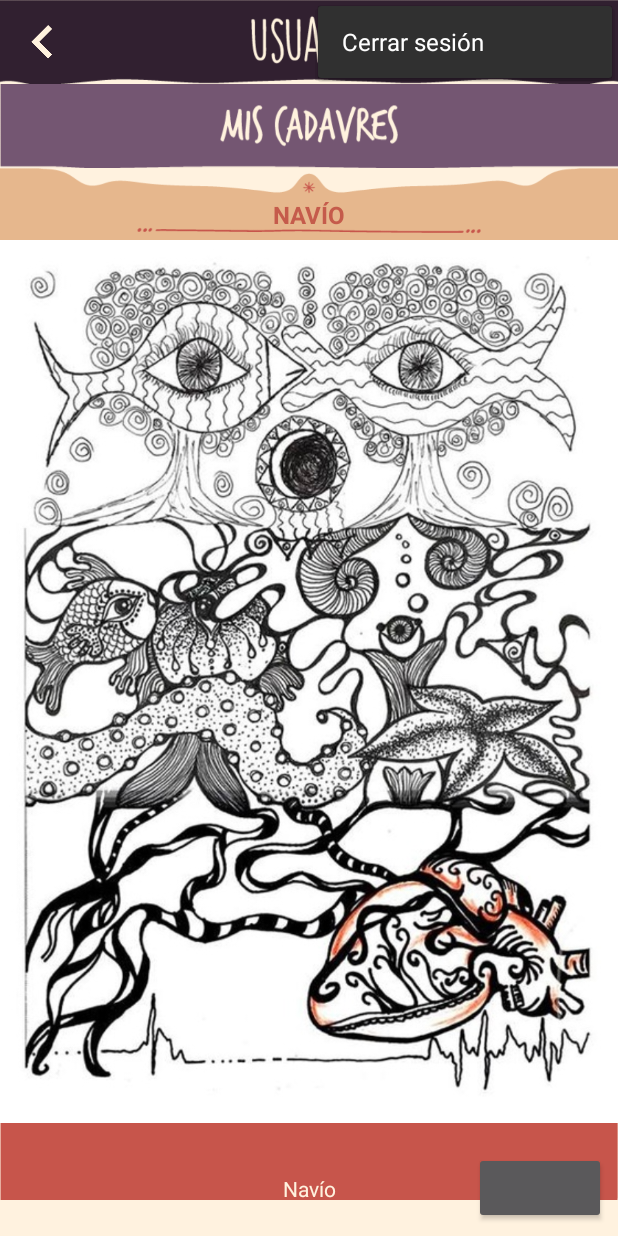
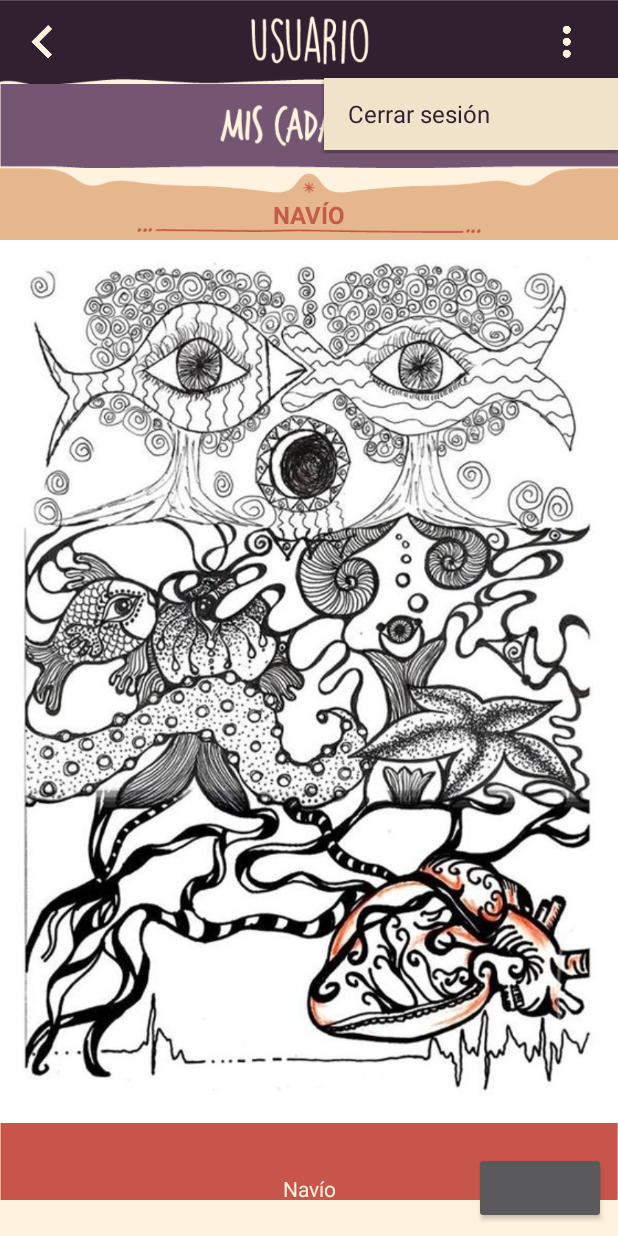
Before and after one commit to DOssaA/AppCadav, an Android app: the UsuarioActivity screen opened directly, with no data from a screen before it, with the options menu open, on a phone screen of 412 x 824 dp. Run offline under Robolectric (Android 15) with nearby library versions, the phone set to English and light mode, and no system bars; plain views replace ActionButton.

Commit message:
personalizacion del action overflow y los items

```diff
--- /dev/null
+++ b/MyApplication/app/src/main/res/drawable/selector_btn_sesion_cerrar.xml
@@ -0,0 +1,6 @@
+<?xml version="1.0" encoding="utf-8"?>
+<selector xmlns:android="http://schemas.android.com/apk/res/android">
+    <item android:drawable="@drawable/btn_sesion_cerrar_press" android:state_pressed="true"></item>
+    <item android:drawable="@drawable/btn_sesion_cerrar_press" android:state_focused="true"></item>
+    <item android:drawable="@drawable/btn_sesion_cerrar"></item>
+</selector>
--- a/MyApplication/app/src/main/res/menu/menu_usuario.xml
+++ b/MyApplication/app/src/main/res/menu/menu_usuario.xml
@@ -4,6 +4,5 @@
     tools:context="com.example.usuario.myapplication.UsuarioActivity"
     >
     <item android:id="@+id/action_exit" android:title="@string/close_session"
-        android:orderInCategory="100" app:showAsAction="never"
-        android:icon="@drawable/selector_btn_more"/>
+        android:orderInCategory="100" app:showAsAction="never"/>
 </menu>
--- a/MyApplication/app/src/main/res/values/colors.xml
+++ b/MyApplication/app/src/main/res/values/colors.xml
@@ -5,5 +5,7 @@
     <color name="accentColor">#ffeb3b</color>
     <color name="fondo">#fff2df</color>
     <color name="titulo">#c55b4b</color>
+    <color name="fondo_popupitem">#f0e3ca</color>
+    <color name="text_popupitem">#312030</color>
     <color name="descripcion">#fff2df</color>
 </resources>
--- a/MyApplication/app/src/main/res/values/styles.xml
+++ b/MyApplication/app/src/main/res/values/styles.xml
@@ -3,6 +3,10 @@
     <!-- Base application theme. -->
     <style name="AppTheme" parent="AppTheme.Base">
         <!-- Customize your theme here. -->
+        <item name="actionOverflowButtonStyle">@style/OverFlow</item>
+        <item name="actionOverflowMenuStyle">@style/PopupMenu.MyStyle</item>
+        <item name="textAppearanceLargePopupMenu">@style/myPopupMenuTextAppearanceSmall</item>
+        <item name="textAppearanceSmallPopupMenu">@style/myPopupMenuTextAppearanceLarge</item>
     </style>
 
     <style name="AppTheme.Base" parent="Theme.AppCompat.NoActionBar">
@@ -16,6 +20,22 @@
 
     <style name="CustomToolbarTheme" parent="ThemeOverlay.AppCompat.Light">
 
+    </style>
+
+    <style name="PopupMenu.MyStyle" parent="Widget.AppCompat.PopupMenu">
+        <item name="android:popupBackground">@color/fondo_popupitem</item>
+        <!--<item name="android:popupBackground">@drawable/selector_btn_sesion_cerrar</item>-->
+    </style>
+
+    <style name="OverFlow" parent="@style/Widget.AppCompat.ActionButton.Overflow">
+        <item name="android:src">@drawable/selector_btn_more</item>
+    </style>
+
+    <style name="myPopupMenuTextAppearanceSmall" parent="@style/TextAppearance.AppCompat.Light.Widget.PopupMenu.Small">
+        <item name="android:textColor">@color/text_popupitem</item>
+    </style>
+    <style name="myPopupMenuTextAppearanceLarge" parent="@style/TextAppearance.AppCompat.Light.Widget.PopupMenu.Large">
+        <item name="android:textColor">@color/text_popupitem</item>
     </style>
 
     <style name="editTexts">
```
Also changed, not shown: MyApplication/app/src/main/res/drawable/btn_sesion_cerrar.png (added), MyApplication/app/src/main/res/drawable/btn_sesion_cerrar_press.png (added).
